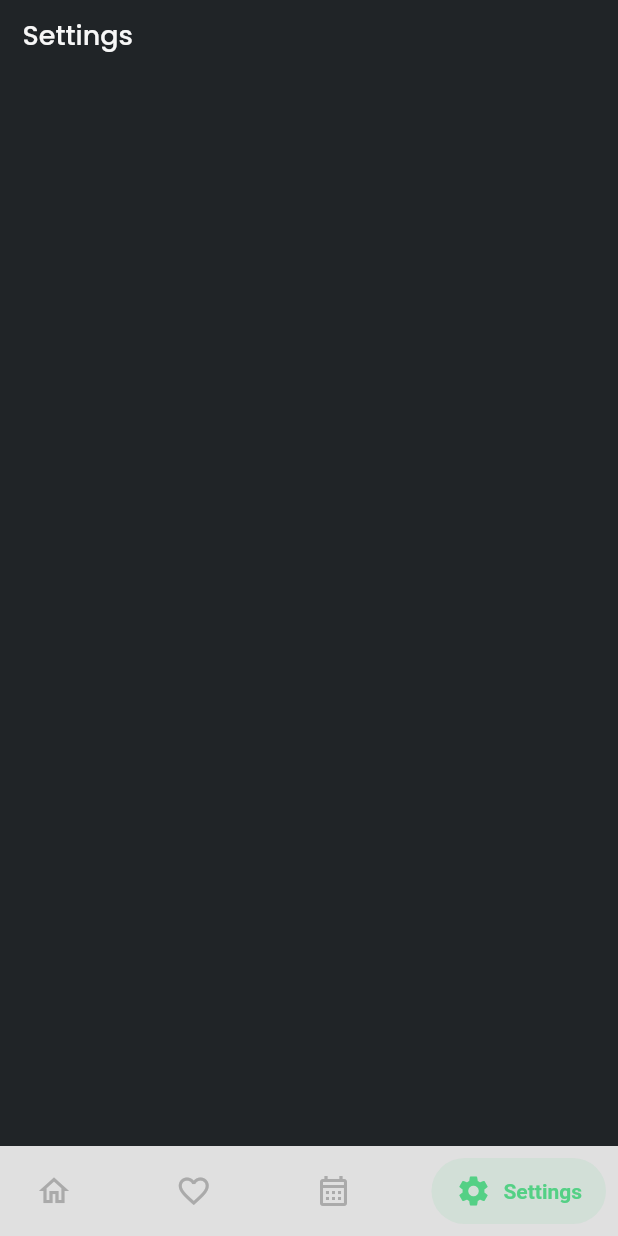
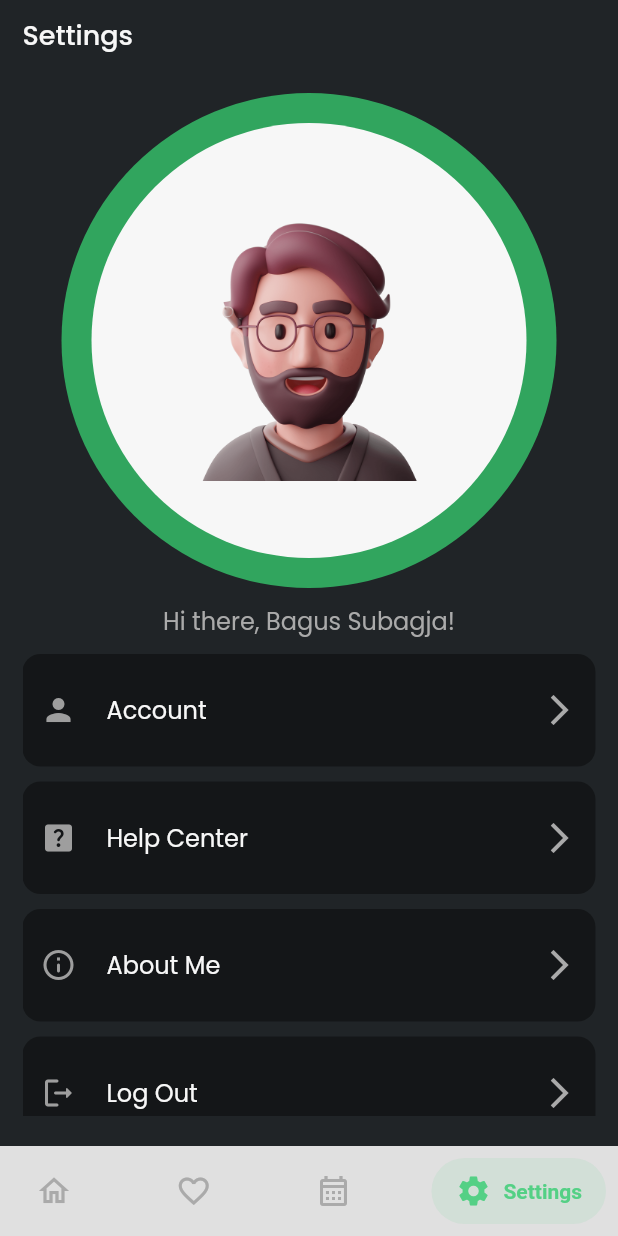
Before and after one commit to bagussubagja/travel-kuy-app, a Flutter app: the screen it shows after launch, item 4 of the bottom bar chosen, on a phone screen of 412 x 824 dp. Run offline on Flutter 3.47's test engine with Material 2 defaults, Android fonts, the light colour scheme and no system bars; drawn by our look-alikes of salomon_bottom_bar; our stand-ins replace flutter_onboarding_slider, flutter_rating_bar, lottie, readmore; missing offline and left inert: count_stepper, floating_navbar, indonesia, switch_tab.

Commit message:
Add setting page

```diff
--- a/lib/routes/routes.dart
+++ b/lib/routes/routes.dart
@@ -1,5 +1,7 @@
 import 'package:travel_kuy_app/screens/authentication/login_screen.dart';
 import 'package:travel_kuy_app/screens/authentication/register_screen.dart';
+import 'package:travel_kuy_app/screens/category/category_page.dart';
+import 'package:travel_kuy_app/screens/details/booking_process.dart';
 import 'package:travel_kuy_app/screens/details/detail_screen.dart';
 import 'package:travel_kuy_app/screens/home/body_screen.dart';
 import 'package:travel_kuy_app/screens/onboarding/onboarding.dart';
@@ -10,12 +12,16 @@ class AppRoutes {
   static const String registerScreen = '/register';
   static const String bodyScreen = '/home';
   static const String detailScreen = '/detail';
+  static const String bookingProcess = '/bprocess';
+  static const String categoryPage = 'category';
 
   static final routes = {
     onboardingScreen: (context) => const OnboardingScreen(),
     loginScreen: (context) => const LoginScreen(),
     registerScreen: (context) => RegisterScreen(),
     bodyScreen: (context) =>  BodyScreen(),
-    detailScreen: (context) => const DetailScreen()
+    detailScreen: (context) => const DetailScreen(),
+    bookingProcess : (context) => const BookingProcess(),
+    categoryPage : (context) => CategoryPage()
   };
 }
--- a/lib/screens/home/setting_page.dart
+++ b/lib/screens/home/setting_page.dart
@@ -1,9 +1,18 @@
 import 'package:flutter/material.dart';
+import 'package:travel_kuy_app/screens/authentication/login_screen.dart';
+import 'package:travel_kuy_app/screens/authentication/register_screen.dart';
+import 'package:travel_kuy_app/screens/details/booking_success.dart';
+import 'package:travel_kuy_app/screens/details/detail_screen.dart';
 import 'package:travel_kuy_app/shared/theme.dart';
+import 'package:travel_kuy_app/widgets/margin_widget_height.dart';
+import 'package:travel_kuy_app/widgets/margin_widget_width.dart';
 
 class SettingPage extends StatelessWidget {
-  const SettingPage({Key? key}) : super(key: key);
+  SettingPage({Key? key}) : super(key: key);
 
+  final List<String> _menuSettingName = ["Account", "Help Center", "About Me", "Log Out"];
+  final List<Widget> _iconList = const [Icon(Icons.person, color: Colors.grey,), Icon(Icons.help_center_rounded, color: Colors.grey), Icon(Icons.info_outline_rounded, color: Colors.grey), Icon(Icons.logout_rounded, color: Colors.grey,)];
+  final List _widgetList = [LoginScreen(), RegisterScreen(), DetailScreen(), BookingSuccess()];
   @override
   Widget build(BuildContext context) {
     return Scaffold(
@@ -11,10 +20,76 @@ class SettingPage extends StatelessWidget {
       body: SafeArea(
         child: Padding(
           padding: defaultPadding,
-          child: Column(
-            children: [
-              Text('Settings', style: titleText,)
-            ],
+          child: SingleChildScrollView(
+            child: Column(
+              crossAxisAlignment: CrossAxisAlignment.start,
+              children: [
+                Text(
+                  'Settings',
+                  style: titleText,
+                ),
+                MarginHeight(height: 25),
+                Center(
+                  child: CircleAvatar(
+                    backgroundColor: greenDarkerColor,
+                    radius: 165,
+                    child: CircleAvatar(
+                      backgroundColor: whiteColor,
+                      radius: 145,
+                      child: Image.asset(
+                        'assets/images/avatar.png',
+                        fit: BoxFit.fill,
+                        scale: 8,
+                      ),
+                    ),
+                  ),
+                ),
+                MarginHeight(height: 10),
+                Center(
+                  child: Text(
+                    'Hi there, Bagus Subagja!',
+                    style: regularText.copyWith(color: greyColor),
+                  ),
+                ),
+                MarginHeight(height: 10),
+                SizedBox(
+                  height: MediaQuery.of(context).size.height / 2.3,
+                  child: ListView.separated(
+                    primary: false,
+                    shrinkWrap: true,
+                    physics: const NeverScrollableScrollPhysics(),
+                    separatorBuilder: (context, index) => MarginHeight(height: 10),
+                    itemCount: _menuSettingName.length,
+                    itemBuilder: (context, index) => InkWell(
+                      onTap: () => Navigator.push(context, MaterialPageRoute(builder: (context) => _widgetList[index])),
+                      child: Container(
+                        height: 75,
+                        padding: const EdgeInsets.only(left: 12, right: 12),
+                        width: double.infinity,
+                        decoration: BoxDecoration(borderRadius: BorderRadius.circular(12), color: Colors.black38),
+                        child: Row(
+                          mainAxisAlignment: MainAxisAlignment.spaceBetween,
+                          children: [
+                            Row(
+                              children: [
+                                _iconList[index],
+                                MarginWidth(width: 20),
+                                Text(_menuSettingName[index], style: regularText,),
+                              ],
+                            ),
+                            Row(
+                              children: [
+                                Icon(Icons.arrow_forward_ios, color: greyColor,)
+                              ],
+                            )
+                          ],
+                        ),
+                      ),
+                    ),
+                  ),
+                )
+              ],
+            ),
           ),
         ),
       ),
```
Also changed, not shown: lib/screens/category/category_class.dart (added, +13 -0 lines), lib/screens/category/category_page.dart (added, +100 -0 lines), lib/screens/details/detail_screen.dart (+7 -6 lines), lib/widgets/category_card.dart (+14 -1 lines).
